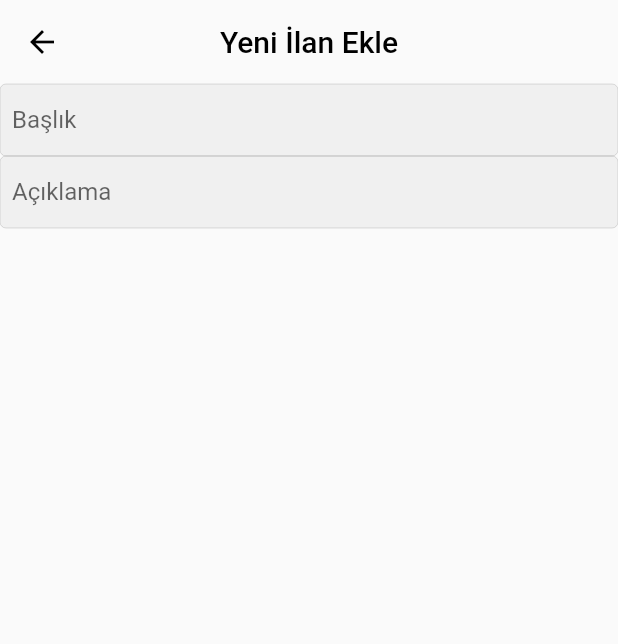
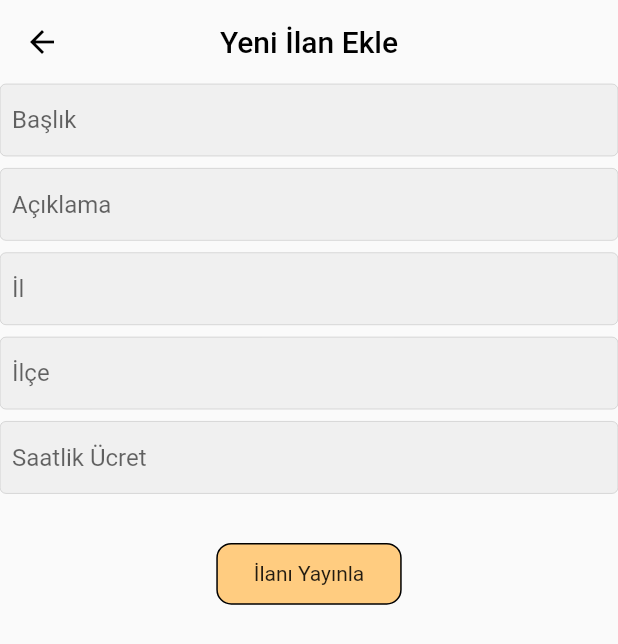
Before and after one commit to fthdmirr/rent_app, a Flutter app: the screen it shows after launch, after a tap on the "add box" icon, on a phone screen of 412 x 824 dp. Shown: the top 644 px of the screen. Run offline on Flutter 3.47's test engine with Material 2 defaults, Android fonts, the light colour scheme and no system bars; our stand-ins replace dio, font_awesome_flutter, url_launcher_web; missing offline and left inert: image_picker_for_web, kartal, package_info_plus_web, shared_preferences_web; network calls fail.

Commit message:
add product finished

```diff
--- a/lib/authentication/register/view_model/register_view_model.dart
+++ b/lib/authentication/register/view_model/register_view_model.dart
@@ -1,6 +1,6 @@
 import 'package:flutter/material.dart';
 import 'package:rent_app/authentication/register/service/register_service.dart';
-import 'package:rent_app/home/view/home.dart';
+import 'package:rent_app/home/view/home/home.dart';
 class RegisterViewModel extends ChangeNotifier {
   final TextEditingController _emailController = TextEditingController();
   final TextEditingController _passwordController = TextEditingController();
--- a/lib/generated_plugin_registrant.dart
+++ b/lib/generated_plugin_registrant.dart
@@ -6,6 +6,7 @@
 // ignore_for_file: lines_longer_than_80_chars
 // ignore_for_file: depend_on_referenced_packages
 
+import 'package:image_picker_for_web/image_picker_for_web.dart';
 import 'package:package_info_plus_web/package_info_plus_web.dart';
 import 'package:shared_preferences_web/shared_preferences_web.dart';
 import 'package:url_launcher_web/url_launcher_web.dart';
@@ -14,6 +15,7 @@ import 'package:flutter_web_plugins/flutter_web_plugins.dart';
 
 // ignore: public_member_api_docs
 void registerPlugins(Registrar registrar) {
+  ImagePickerPlugin.registerWith(registrar);
   PackageInfoPlugin.registerWith(registrar);
   SharedPreferencesPlugin.registerWith(registrar);
   UrlLauncherPlugin.registerWith(registrar);
--- a/lib/home/view/home_view.dart
+++ b/lib/home/view/home/home_view.dart
@@ -1,9 +1,8 @@
 // ignore_for_file: prefer_const_constructors, prefer_const_literals_to_create_immutables
 
 import 'package:flutter/material.dart';
-import 'package:rent_app/home/view/home_view_view_model.dart';
-import 'package:rent_app/home/view/new_ad.dart';
-import 'package:rent_app/utils/network.dart';
+import 'package:rent_app/home/view/home/home_view_view_model.dart';
+import 'package:rent_app/home/view/product/product.dart';
 
 class HomeView extends HomeViewViewModel {
   @override
@@ -32,9 +31,6 @@ class HomeView extends HomeViewViewModel {
               child: Column(
                 crossAxisAlignment: CrossAxisAlignment.start,
                 children: [
-                  SizedBox(
-                    height: size.height * 0.01,
-                  ),
                   ClipRRect(
                     borderRadius: BorderRadius.only(
                         topLeft: Radius.circular(26),
@@ -45,6 +41,9 @@ class HomeView extends HomeViewViewModel {
                       width: size.width,
                       fit: BoxFit.cover,
                     ),
+                  ),
+                  SizedBox(
+                    height: size.height * 0.007,
                   ),
                   Padding(
                     padding: EdgeInsets.only(
@@ -104,7 +103,7 @@ class HomeView extends HomeViewViewModel {
           IconButton(
               onPressed: () {
                 Navigator.push(context,
-                    MaterialPageRoute(builder: (context) => AddNewAd()));
+                    MaterialPageRoute(builder: (context) => Product()));
               },
               icon: Icon(Icons.add_box_outlined))
         ],
--- a/lib/home/view/home_view_view_model.dart
+++ b/lib/home/view/home/home_view_view_model.dart
@@ -25,6 +25,12 @@ abstract class HomeViewViewModel extends State<Home> {
     }
     setState(() {});
   }
+  @override
+  void initState() {
+    super.initState();
+    fetchAllData();
+}
+
 }
 
 enum ServicePath { PRODUCTS }
--- a/lib/home/view/new_ad.dart
+++ /dev/null
@@ -1,39 +0,0 @@
-import 'dart:typed_data';
-
-import 'package:flutter/material.dart';
-import 'package:rent_app/utils/widget/custom_text_field.dart';
-
-class AddNewAd extends StatefulWidget {
-  const AddNewAd({Key? key}) : super(key: key);
-
-  @override
-  State<AddNewAd> createState() => _AddNewAdState();
-}
-
-class _AddNewAdState extends State<AddNewAd> {
-
-  final TextEditingController _titleController = TextEditingController();
-  final TextEditingController _descriptionController = TextEditingController();
-  final TextEditingController _priceController = TextEditingController();
-  final TextEditingController _cityController = TextEditingController();
-  final TextEditingController _districtController = TextEditingController();
-  Uint8List? _image;
-
-  @override
-  Widget build(BuildContext context) {
-    return Scaffold(
-      appBar: AppBar(
-        backgroundColor: Colors.transparent,
-        elevation: 0,
-        centerTitle: true,
-        title: const Text('Yeni İlan Ekle',style: TextStyle(color: Colors.black),),
-      ),
-      body: Column(
-        children: [
-          TextFieldInput(textEditingController: _titleController, hintText: 'Başlık', textInputType: TextInputType.text),
-          TextFieldInput(textEditingController: _descriptionController, hintText: 'Açıklama', textInputType: TextInputType.text),
-        ],
-      ),
-      );
-  }
-}
--- /dev/null
+++ b/lib/home/view/product/new_product.dart
@@ -0,0 +1,81 @@
+
+import 'package:flutter/material.dart';
+import 'package:rent_app/utils/widget/custom_text_field.dart';
+
+import 'new_product_view_model.dart';
+
+class AddProduct extends AddProductViewModel {
+  @override
+  Widget build(BuildContext context) {
+    final size = MediaQuery.of(context).size;
+    return Scaffold(
+      appBar: AppBar(
+        backgroundColor: Colors.transparent,
+        elevation: 0,
+        centerTitle: true,
+        title: const Text(
+          'Yeni İlan Ekle',
+          style: TextStyle(color: Colors.black),
+        ),
+      ),
+      body: Column(
+        children: [
+          TextFieldInput(
+              textEditingController: titleController,
+              hintText: 'Başlık',
+              textInputType: TextInputType.text),
+          SizedBox(
+            height: size.height * 0.01,
+          ),
+          TextFieldInput(
+              textEditingController: descriptionController,
+              hintText: 'Açıklama',
+              textInputType: TextInputType.text),
+          SizedBox(
+            height: size.height * 0.01,
+          ),
+          TextFieldInput(
+              textEditingController: cityController,
+              hintText: 'İl',
+              textInputType: TextInputType.text),
+          SizedBox(
+            height: size.height * 0.01,
+          ),
+          TextFieldInput(
+              textEditingController: districtController,
+              hintText: 'İlçe',
+              textInputType: TextInputType.text),
+          SizedBox(
+            height: size.height * 0.01,
+          ),
+          TextFieldInput(
+              textEditingController: priceController,
+              hintText: 'Saatlik Ücret',
+              textInputType: TextInputType.number,
+              textInputAction: TextInputAction.go),
+          SizedBox(
+            height: size.height * 0.04,
+          ),
+          GestureDetector(
+              onTap: () {
+                createProduct();
+                Navigator.pop(context);
+              },
+              child: Container(
+                alignment: Alignment.center,
+                child: Text('İlanı Yayınla'),
+                decoration: BoxDecoration(
+                  borderRadius: BorderRadius.circular(10),
+                  color: Colors.orange[200],
+                  border: Border.all(
+                    color: Colors.black,
+                  ),
+                ),
+                height: size.height * 0.05,
+                width: size.width * 0.3,
+              )),
+        ],
+      ),
+    );
+  }
+}
--- /dev/null
+++ b/lib/home/view/product/product.dart
@@ -0,0 +1,9 @@
+import 'package:flutter/material.dart';
+import 'package:rent_app/home/view/product/new_product.dart';
+
+class Product extends StatefulWidget {
+
+  @override
+  // ignore: prefer_const_constructors
+  AddProduct createState() => new AddProduct();
+}
--- a/pubspec.yaml
+++ b/pubspec.yaml
@@ -14,6 +14,7 @@ dependencies:
     sdk: flutter
   font_awesome_flutter: ^10.1.0
   http: ^0.13.4
+  image_picker: ^0.8.5+3
   json_annotation: ^4.5.0
   json_serializable: ^6.2.0
   kartal: ^2.1.0
```
Also changed, not shown: lib/home/view/product/new_product_view_model.dart (added, +55 -0 lines), lib/home/view/tab_view.dart (+6 -6 lines), lib/home/view/home/home.dart (renamed from lib/home/view/home.dart), 2 other files.
